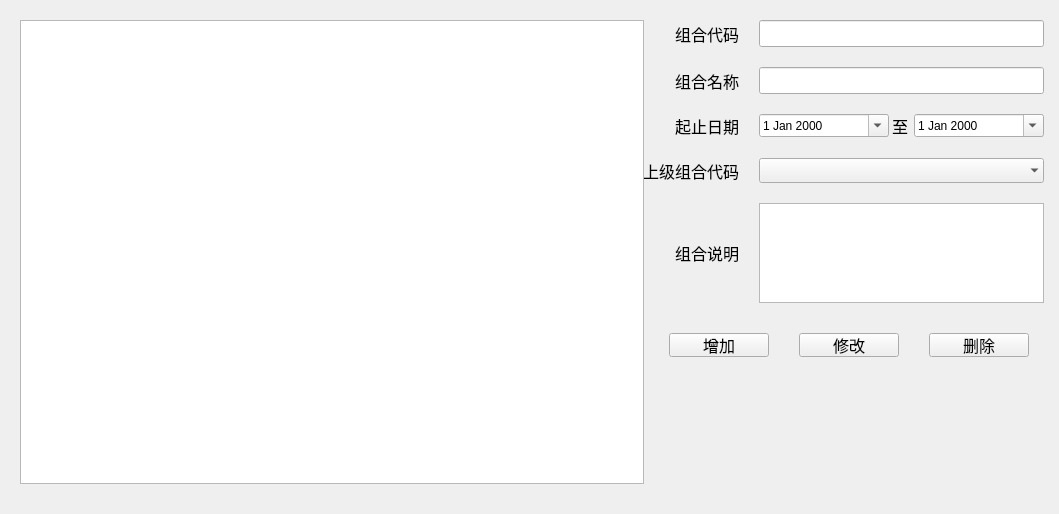
The window that FML/view/mainframe/paramgrunion.ui (ruofeng216/fmlnew) describes before a commit, drawn with Qt 5.
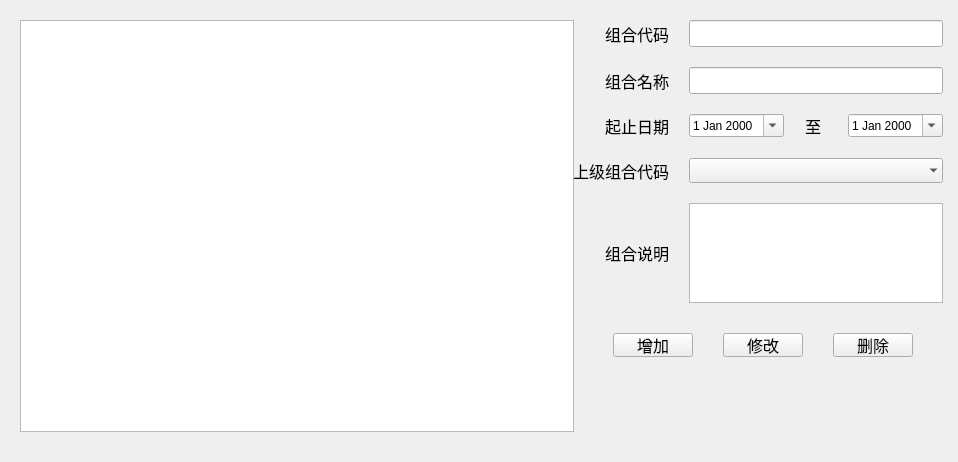
The same window after the commit.

```diff
--- a/FML/view/mainframe/paramgrunion.ui
+++ b/FML/view/mainframe/paramgrunion.ui
@@ -6,8 +6,8 @@
    <rect>
     <x>0</x>
     <y>0</y>
-    <width>1059</width>
-    <height>514</height>
+    <width>958</width>
+    <height>462</height>
    </rect>
   </property>
   <property name="minimumSize">
@@ -19,7 +19,7 @@
   <property name="windowTitle">
    <string>ParaMgrUnion</string>
   </property>
-  <layout class="QHBoxLayout" name="horizontalLayout_9" stretch="1,0">
+  <layout class="QHBoxLayout" name="horizontalLayout_9" stretch="3,2">
    <property name="spacing">
     <number>0</number>
    </property>
@@ -37,9 +37,15 @@
    </property>
    <item>
     <widget class="QTreeView" name="treeView">
+     <property name="sizePolicy">
+      <sizepolicy hsizetype="Expanding" vsizetype="Expanding">
+       <horstretch>0</horstretch>
+       <verstretch>0</verstretch>
+      </sizepolicy>
+     </property>
      <property name="minimumSize">
       <size>
-       <width>0</width>
+       <width>300</width>
        <height>0</height>
       </size>
      </property>
@@ -65,15 +71,21 @@
    </item>
    <item>
     <widget class="QWidget" name="rightWidget" native="true">
+     <property name="sizePolicy">
+      <sizepolicy hsizetype="Expanding" vsizetype="Preferred">
+       <horstretch>0</horstretch>
+       <verstretch>0</verstretch>
+      </sizepolicy>
+     </property>
      <property name="minimumSize">
       <size>
-       <width>400</width>
+       <width>0</width>
        <height>0</height>
       </size>
      </property>
      <property name="maximumSize">
       <size>
-       <width>400</width>
+       <width>16777215</width>
        <height>16777215</height>
       </size>
      </property>
@@ -218,15 +230,21 @@
           </item>
           <item>
            <widget class="QDateEdit" name="dateEdit_datebegin">
+            <property name="sizePolicy">
+             <sizepolicy hsizetype="Preferred" vsizetype="Fixed">
+              <horstretch>0</horstretch>
+              <verstretch>0</verstretch>
+             </sizepolicy>
+            </property>
             <property name="minimumSize">
              <size>
-              <width>130</width>
+              <width>0</width>
               <height>0</height>
              </size>
             </property>
             <property name="maximumSize">
              <size>
-              <width>130</width>
+              <width>16777215</width>
               <height>16777215</height>
              </size>
             </property>
@@ -238,12 +256,18 @@
          </layout>
         </item>
         <item>
-         <layout class="QHBoxLayout" name="horizontalLayout_5">
+         <layout class="QHBoxLayout" name="horizontalLayout_5" stretch="0,0">
           <property name="spacing">
            <number>6</number>
           </property>
           <item>
            <widget class="QLabel" name="label_dateend">
+            <property name="sizePolicy">
+             <sizepolicy hsizetype="Preferred" vsizetype="Preferred">
+              <horstretch>0</horstretch>
+              <verstretch>0</verstretch>
+             </sizepolicy>
+            </property>
             <property name="font">
              <font>
               <pointsize>12</pointsize>
@@ -253,21 +277,27 @@
              <string>至</string>
             </property>
             <property name="alignment">
-             <set>Qt::AlignRight|Qt::AlignTrailing|Qt::AlignVCenter</set>
+             <set>Qt::AlignCenter</set>
             </property>
            </widget>
           </item>
           <item>
            <widget class="QDateEdit" name="dateEdit_dateend">
+            <property name="sizePolicy">
+             <sizepolicy hsizetype="Preferred" vsizetype="Fixed">
+              <horstretch>0</horstretch>
+              <verstretch>0</verstretch>
+             </sizepolicy>
+            </property>
             <property name="minimumSize">
              <size>
-              <width>130</width>
+              <width>0</width>
               <height>0</height>
              </size>
             </property>
             <property name="maximumSize">
              <size>
-              <width>130</width>
+              <width>16777215</width>
               <height>16777215</height>
              </size>
             </property>
@@ -416,7 +446,7 @@
          <widget class="QPushButton" name="pushButton_add">
           <property name="minimumSize">
            <size>
-            <width>100</width>
+            <width>0</width>
             <height>24</height>
            </size>
           </property>
@@ -440,7 +470,7 @@
          <widget class="QPushButton" name="pushButton_modify">
           <property name="minimumSize">
            <size>
-            <width>100</width>
+            <width>0</width>
             <height>24</height>
            </size>
           </property>
@@ -464,7 +494,7 @@
          <widget class="QPushButton" name="pushButton_delete">
           <property name="minimumSize">
            <size>
-            <width>100</width>
+            <width>0</width>
             <height>24</height>
            </size>
           </property>
```
